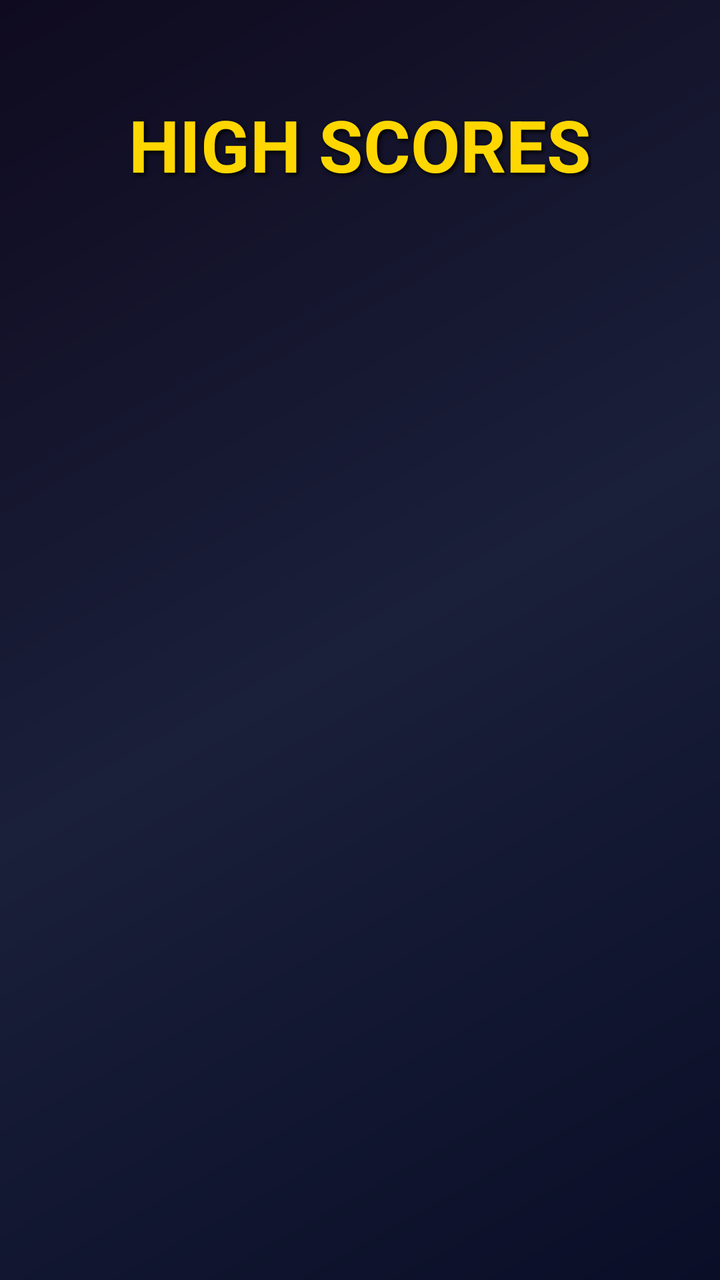
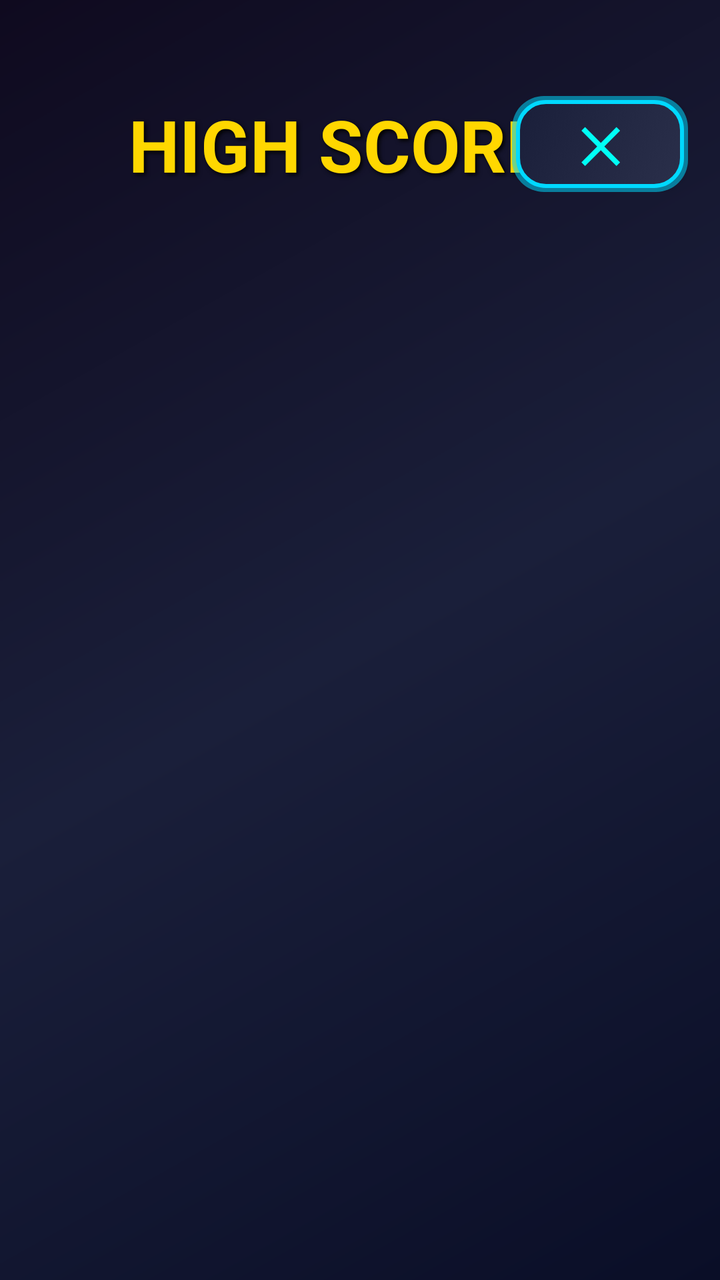

The first picture is an Android layout as it rendered before a commit; the second is the same layout after the commit. The layout source and the unified diff follow.
<!-- AndroidManifest.xml: application theme Theme.StackArena -->
<!-- res/layout/activity_high_scores.xml -->
<?xml version="1.0" encoding="utf-8"?>
<LinearLayout xmlns:android="http://schemas.android.com/apk/res/android"
    android:layout_width="match_parent"
    android:layout_height="match_parent"
    android:orientation="vertical"
    android:background="@drawable/game_background">

    
    <TextView
        android:layout_width="wrap_content"
        android:layout_height="wrap_content"
        android:layout_gravity="center"
        android:text="@string/high_scores_title"
        android:textColor="#FFD700"
        android:textSize="36sp"
        android:textStyle="bold"
        android:layout_marginTop="48dp"
        android:layout_marginBottom="16dp"
        android:shadowColor="#000000"
        android:shadowDx="3"
        android:shadowDy="3"
        android:shadowRadius="5"/>

    <ScrollView
        android:layout_width="match_parent"
        android:layout_height="0dp"
        android:layout_weight="1"
        android:paddingHorizontal="16dp">

        <LinearLayout
            android:id="@+id/scoresContainer"
            android:layout_width="match_parent"
            android:layout_height="wrap_content"
            android:orientation="vertical"
            android:padding="8dp"/>

    </ScrollView>

</LinearLayout>
<!-- resources referenced by this layout -->
<resources>
  <!-- drawable game_background (drawable) -->
  <?xml version="1.0" encoding="utf-8"?>
  <shape xmlns:android="http://schemas.android.com/apk/res/android"
      android:shape="rectangle">
      <gradient
          android:angle="135"
          android:startColor="#0A0E27"
          android:centerColor="#1A1F3A"
          android:endColor="#0F0A1F"
          android:type="linear"/>
  </shape>
  <string name="high_scores_title">HIGH SCORES</string>
  <style name="Theme.StackArena" parent="Theme.AppCompat.NoActionBar">
          
          <item name="colorPrimary">@color/neon_blue</item>
          <item name="colorPrimaryDark">@color/dark_bg_primary</item>
          <item name="colorAccent">@color/neon_cyan</item>
  
          
          <item name="android:windowBackground">@color/dark_bg_primary</item>
          <item name="android:colorBackground">@color/dark_bg_primary</item>
  
          
          <item name="android:statusBarColor">@color/dark_bg_primary</item>
          <item name="android:windowLightStatusBar">false</item>
  
          
          <item name="android:navigationBarColor">@color/dark_bg_primary</item>
  
          
          <item name="android:textColorPrimary">@color/neon_cyan</item>
          <item name="android:textColorSecondary">@color/neon_purple</item>
      </style>
  <color name="neon_blue">#00D9FF</color>
  <color name="dark_bg_primary">#0A0E27</color>
  <color name="neon_cyan">#00FFF5</color>
  <color name="neon_purple">#B026FF</color>
</resources>

<!-- the commit's change to res/layout/activity_high_scores.xml (unified diff, before → after) -->
@@ -6,20 +6,40 @@
     android:background="@drawable/game_background">
 
     
-    <TextView
-        android:layout_width="wrap_content"
+    <RelativeLayout
+        android:layout_width="match_parent"
         android:layout_height="wrap_content"
-        android:layout_gravity="center"
-        android:text="@string/high_scores_title"
-        android:textColor="#FFD700"
-        android:textSize="36sp"
-        android:textStyle="bold"
         android:layout_marginTop="48dp"
         android:layout_marginBottom="16dp"
-        android:shadowColor="#000000"
-        android:shadowDx="3"
-        android:shadowDy="3"
-        android:shadowRadius="5"/>
+        android:paddingHorizontal="16dp">
+
+        <TextView
+            android:layout_width="wrap_content"
+            android:layout_height="wrap_content"
+            android:layout_centerInParent="true"
+            android:text="@string/high_scores_title"
+            android:textColor="#FFD700"
+            android:textSize="36sp"
+            android:textStyle="bold"
+            android:shadowColor="#000000"
+            android:shadowDx="3"
+            android:shadowDy="3"
+            android:shadowRadius="5"/>
+
+        <Button
+            android:id="@+id/btnClose"
+            android:layout_width="wrap_content"
+            android:layout_height="48dp"
+            android:layout_alignParentEnd="true"
+            android:layout_alignParentRight="true"
+            android:layout_centerVertical="true"
+            android:text="✕"
+            android:textColor="@color/neon_cyan"
+            android:textSize="24sp"
+            android:textStyle="bold"
+            android:paddingHorizontal="20dp"
+            android:background="@drawable/button_background_enhanced"/>
+    </RelativeLayout>
 
     <ScrollView
         android:layout_width="match_parent"
<!-- resource entries referenced after the edit -->
@@ -1,5 +1,60 @@
 <!-- resources referenced by this layout -->
 <resources>
+  <color name="neon_cyan">#00FFF5</color>
+  <!-- drawable button_background_enhanced (drawable) -->
+  <?xml version="1.0" encoding="utf-8"?>
+  <selector xmlns:android="http://schemas.android.com/apk/res/android">
+      <item android:state_pressed="true">
+          <layer-list>
+              
+              <item>
+                  <shape android:shape="rectangle">
+                      <solid android:color="#5500D9FF"/>
+                      <corners android:radius="16dp"/>
+                  </shape>
+              </item>
+              
+              <item android:top="2dp" android:bottom="2dp" android:left="2dp" android:right="2dp">
+                  <shape android:shape="rectangle">
+                      <gradient
+                          android:angle="135"
+                          android:startColor="#1A1F3A"
+                          android:endColor="#2A2F4A"
+                          android:type="linear"/>
+                      <corners android:radius="14dp"/>
+                      <stroke
+                          android:width="2dp"
+                          android:color="#00B4D8"/>
+                  </shape>
+              </item>
+          </layer-list>
+      </item>
+      <item>
+          <layer-list>
+              
+              <item>
+                  <shape android:shape="rectangle">
+                      <solid android:color="#8800D9FF"/>
+                      <corners android:radius="16dp"/>
+                  </shape>
+              </item>
+              
+              <item android:top="2dp" android:bottom="2dp" android:left="2dp" android:right="2dp">
+                  <shape android:shape="rectangle">
+                      <gradient
+                          android:angle="135"
+                          android:startColor="#2A2F4A"
+                          android:endColor="#1A1F3A"
+                          android:type="linear"/>
+                      <corners android:radius="14dp"/>
+                      <stroke
+                          android:width="2dp"
+                          android:color="#00D9FF"/>
+                  </shape>
+              </item>
+          </layer-list>
+      </item>
+  </selector>
   <!-- drawable game_background (drawable) -->
   <?xml version="1.0" encoding="utf-8"?>
   <shape xmlns:android="http://schemas.android.com/apk/res/android"
@@ -35,7 +90,6 @@
       </style>
   <color name="neon_blue">#00D9FF</color>
   <color name="dark_bg_primary">#0A0E27</color>
-  <color name="neon_cyan">#00FFF5</color>
   <color name="neon_purple">#B026FF</color>
 </resources>
 
